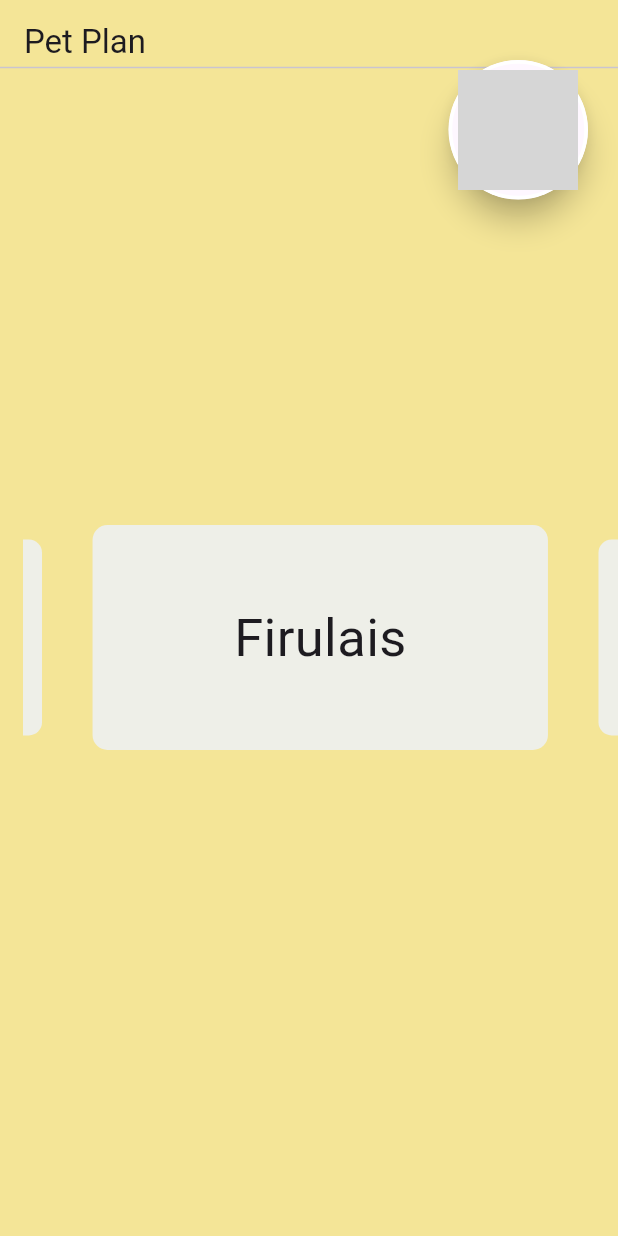
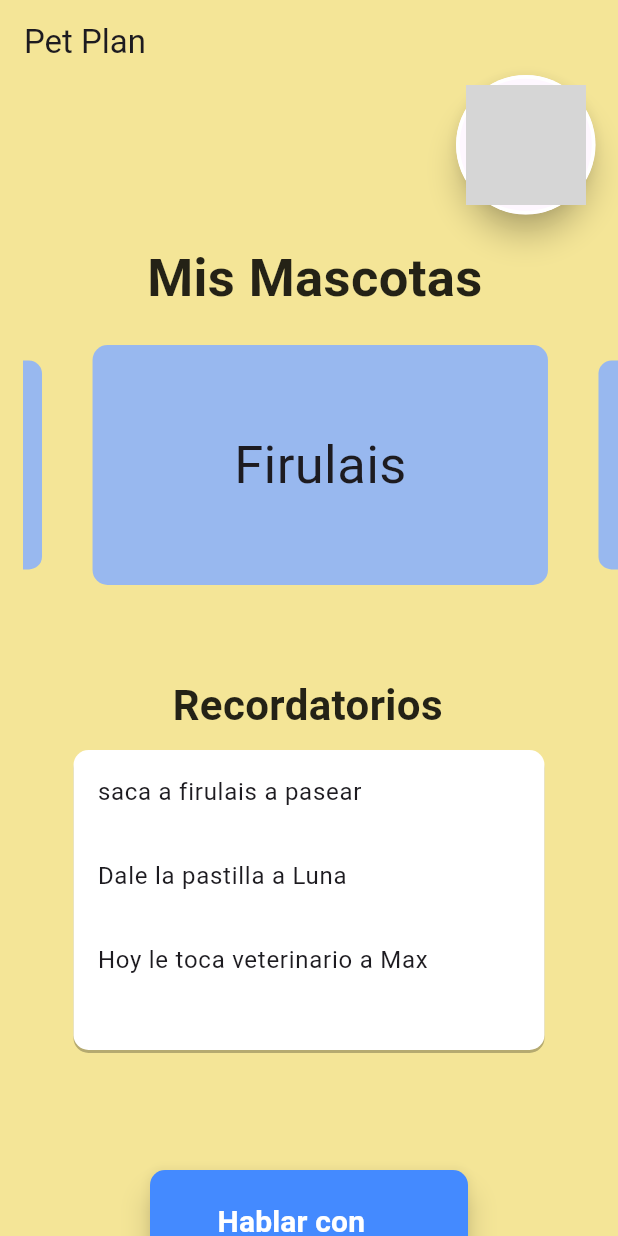
Before and after one commit to ElRisas1/pet_plan_pruebas, a Flutter app: the PantallaPrincipal screen opened directly, on a phone screen of 412 x 824 dp. Run offline on Flutter 3.47's test engine with Material 3 defaults, Android fonts, the phone set to English and light mode, and no system bars; drawn by our look-alikes of carousel_slider; our stand-ins replace google_generative_ai, supabase_flutter; accounts and stored records are empty; grey boxes are pictures that could not be loaded.

Commit message:
Lista de recordatorios hecha, alimentada de un List. Boton funcional que lleva al chat con IA. Pantalla ordenada.

```diff
--- /dev/null
+++ b/devtools_options.yaml
@@ -0,0 +1,3 @@
+description: This file stores settings for Dart & Flutter DevTools.
+documentation: https://docs.flutter.dev/tools/devtools/extensions#configure-extension-enablement-states
+extensions:
--- a/lib/pantalla_main.dart
+++ b/lib/pantalla_main.dart
@@ -1,5 +1,6 @@
 import 'package:carousel_slider/carousel_slider.dart';
 import 'package:flutter/material.dart';
+import 'package:pet_plan_pruebas/pantalla_chatia.dart';
 import 'package:pet_plan_pruebas/pantalla_mascota.dart';
 import 'package:pet_plan_pruebas/pantalla_perfil.dart';
 
@@ -21,6 +22,7 @@ class _PantallaPrincipalState extends State<PantallaPrincipal> {
 
   final List<String> mascotas = ["Firulais", "Luna", "Max"];
   final String nombrePrueba = "chamaquito";
+  List<String> recordatorios = ["saca a firulais a pasear", "Dale la pastilla a Luna", "Hoy le toca veterinario a Max" ];
 
 
   @override
@@ -35,48 +37,67 @@ class _PantallaPrincipalState extends State<PantallaPrincipal> {
   Widget content() {
   return Stack(
     children: [
-        AppBar(title: Text("Pet Plan"),
+      // AppBar
+      AppBar(
+        title: Text("Pet Plan"),
         backgroundColor: Color.fromARGB(100, 255, 242, 168),
       ),
-        const Divider(height: 90),
-          // IMAGEN DE PERFIL//
+
+      // IMAGEN DE PERFIL - Ubicación en la parte superior derecha
       Positioned(
-            top: 40,
-            right: 20,
+        top: 50,
+        right: 15,
         child: Material(
-              elevation: 8, //esto agrega sombra al botón
-              shape: const CircleBorder(), // mantiene la forma circular
-              clipBehavior: Clip.antiAlias, // suaviza los bordes del círculo
+          elevation: 8, // Agrega sombra al botón
+          shape: const CircleBorder(), // Mantiene la forma circular
+          clipBehavior: Clip.antiAlias, // Suaviza los bordes del círculo
+
           child: Container(
             padding: const EdgeInsets.all(4), // Espaciado para el borde
             decoration: BoxDecoration(
               shape: BoxShape.circle, // Hace que el borde sea redondo
-                  border: Border.all(color: Colors.white, width: 2.5), // borde blanco
+              border: Border.all(color: Colors.white, width: 2.5), // Borde blanco
             ),
+
             child: InkWell(
-                  splashColor: Colors.black26, // efecto al tocar
+              splashColor: Colors.black26, // Efecto al tocar
               onTap: () {
-                    Navigator.push(context,
+                Navigator.push(
+                  context,
                   MaterialPageRoute(
                     builder: (context) => PantallaPerfil(nombreUser: '', title: ''),
                   ),
                 );
               },
               child: ClipOval( // Hace la imagen redonda
-                    child: Image.asset('assets/logolorena.png',
+                child: Image.asset(
+                  'assets/logolorena.png',
                   width: 80,
                   height: 80,
                   fit: BoxFit.cover, // Ajusta la imagen al círculo
                 ),
               ),
             ),
-              )
+          ),
         ),
       ),
 
-          // CONTENEDOR CON EL CARRUSEL DE MASCOTAS//
+          // TITULO MIS MASCOTAS //
+          Padding(
+            padding: const EdgeInsets.only(top: 160, left: 98 ), // Ajusta el espacio superior para evitar que se solape con el AppBar
+            child: const Text(
+              "Mis Mascotas",
+              style: TextStyle(
+                fontSize: 35,
+                color: Color.fromARGB(218, 0, 0, 0),
+                fontWeight: FontWeight.bold, // Puedes cambiar el peso para que se vea más destacado
+              ),
+            ),
+          ),
+
+          // CONTENEDOR CON EL CARRUSEL DE MASCOTAS //
           Container(
-            margin: const EdgeInsets.only(left: 15, top: 350, bottom: 20),
+            margin: const EdgeInsets.only(left: 15, top: 230, bottom: 20),
             child: CarouselSlider(
               items: mascotas.map((mascota) {
                 return GestureDetector( //esto detecta que item se presiona y asi nos manda a su pantalla correspondiente
@@ -88,12 +109,13 @@ class _PantallaPrincipalState extends State<PantallaPrincipal> {
                       ),
                     );
                   },
-                  // ITEMS DEL CARRUSEL//
+
+                  // ITEMS DEL CARRUSEL //
                   child: Container(
                     width: MediaQuery.of(context).size.width,
                     margin: const EdgeInsets.symmetric(horizontal: 7),
                     decoration: BoxDecoration(
-                      color: const Color.fromARGB(255, 238, 239, 232),
+                      color: const Color.fromARGB(255, 152, 184, 239),
                       borderRadius: BorderRadius.circular(10),
                     ),
                     child: Center(
@@ -106,8 +128,78 @@ class _PantallaPrincipalState extends State<PantallaPrincipal> {
                 );
               }).toList(),
               options: CarouselOptions(
-                height: 150,
+                height: 160,
                 enlargeCenterPage: true,
+              ),
+            ),
+          ),
+
+          // TITULO RECORDATORIOS //
+          Padding(
+            padding: const EdgeInsets.only(top: 450, left: 115 ), // Ajusta el espacio superior para evitar que se solape con el AppBar
+            child: const Text(
+              "Recordatorios",
+              style: TextStyle(
+                fontSize: 28,
+                color: Color.fromARGB(218, 0, 0, 0),
+                fontWeight: FontWeight.bold, // Puedes cambiar el peso para que se vea más destacado
+              ),
+            ),
+          ),
+
+          // LISTA DE RECORDATORIOS //
+          Positioned(
+            top: 500, left: 49, right: 49,
+            child: Container(
+              height: 200,
+              width: 300,
+              decoration: BoxDecoration(
+                color: Colors.white, //fondo blanco de la lista
+                borderRadius: BorderRadius.circular(10), //bordes redondeados
+                boxShadow: [
+                  BoxShadow(
+                    color: Colors.black26,
+                    offset: Offset(0, 2),
+                  )
+                ]
+              ),
+              child: ListView.builder(
+              itemCount: recordatorios.length,
+              itemBuilder:(context, index) {
+                return ListTile(
+                  title: Text(recordatorios[index]),
+                );
+              },),
+            ),
+          ),
+
+          // BOTON CHAT IA //
+          Positioned(
+            top: 780, left: 100, right: 100,
+            //boton
+            child: ElevatedButton(
+              onPressed: () {
+                Navigator.push(
+                  context,
+                  MaterialPageRoute(builder: (context) => PantallaChatIA(title: "pantalla ia")),
+                );
+              },
+              style: ElevatedButton.styleFrom(
+                backgroundColor: Colors.blueAccent, // Color del botón
+                foregroundColor: Colors.white, // Color del texto
+                shape: RoundedRectangleBorder(
+                  borderRadius: BorderRadius.circular(10), // Bordes redondeados
+                ),
+                padding: const EdgeInsets.symmetric(
+                  horizontal: 45,
+                  vertical: 20), // Tamaño del botón
+                elevation: 8, // Sombra para el botón
+              ),
+              child: const Text(
+                "Hablar con IA",
+                style: TextStyle(
+                  fontSize: 20,
+                  fontWeight: FontWeight.bold),
               ),
             ),
           ),
```
Lines whose indentation alone changed are shown as unchanged.
